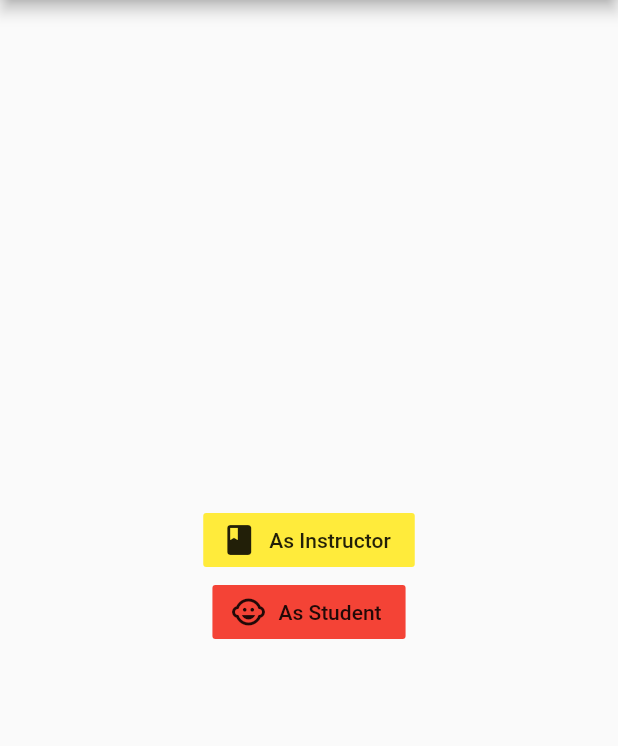
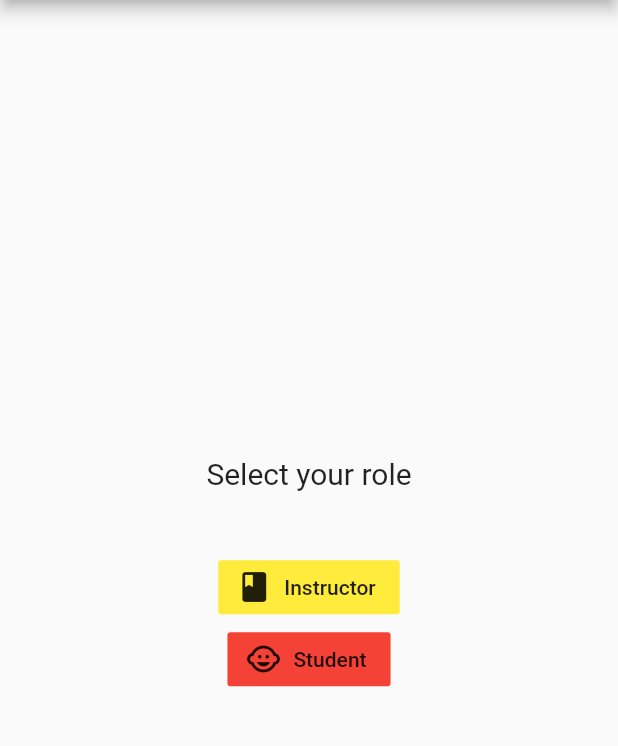
Before and after one commit to aristeidys/FunLab, a Flutter app: the screen it shows after launch, on a phone screen of 412 x 824 dp, the part 84-830 px from its top. Run offline on Flutter 3.47's test engine with Material 2 defaults, Android fonts, the phone set to English and light mode, and no system bars; our stand-ins replace firebase_messaging, flutter_redux, redux; missing offline and left inert: flutter_page_indicator, redux_logging; accounts and stored records are empty.

Commit message:
move main.dart

```diff
--- a/lib/common/pages/role_selection_page.dart
+++ b/lib/common/pages/role_selection_page.dart
@@ -1,5 +1,6 @@
 import 'package:flutter/material.dart';
 import 'package:flutter/widgets.dart';
+import 'package:funlab/common/widgets/custom_texts.dart';
 import 'package:funlab/instructor/pages/instructor_home_page.dart';
 import 'package:funlab/student/pages/student_home_page.dart';
 
@@ -11,10 +12,14 @@ class RoleSelectionPage extends StatelessWidget {
       crossAxisAlignment: CrossAxisAlignment.center,
       children: <Widget>[
         Center(
+          child: TitleText('Select your role'),
+        ),
+        Padding(padding: EdgeInsets.only(top: 40.0)),
+        Center(
           child: FlatButton.icon(
             color: Colors.yellow,
             icon: Icon(Icons.book),
-            label: Text('As Instructor'),
+            label: Text('Instructor'),
             onPressed: () {
               Navigator.push(
                 context,
@@ -27,7 +32,7 @@ class RoleSelectionPage extends StatelessWidget {
           child: FlatButton.icon(
             color: Colors.red,
             icon: Icon(Icons.child_care),
-            label: Text('As Student'),
+            label: Text('Student'),
             onPressed: () {
               Navigator.push(
                 context,
```
Also changed, not shown: lib/student/components/find_lab_session_form.dart (added, +32 -0 lines), lib/main.dart (renamed from lib/common/main.dart).
